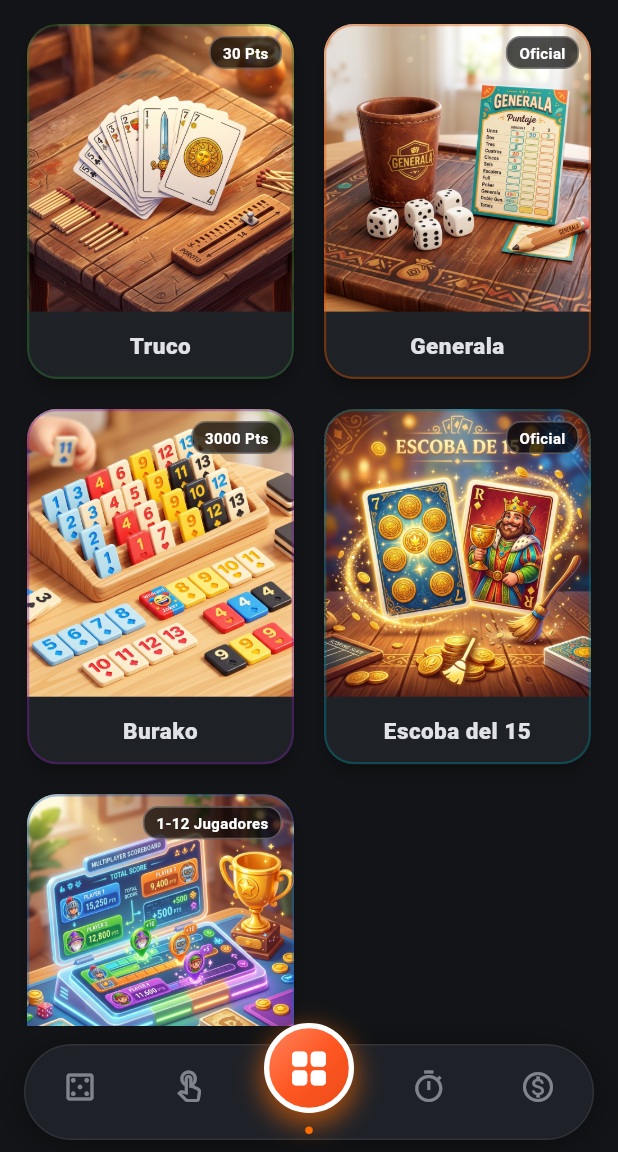
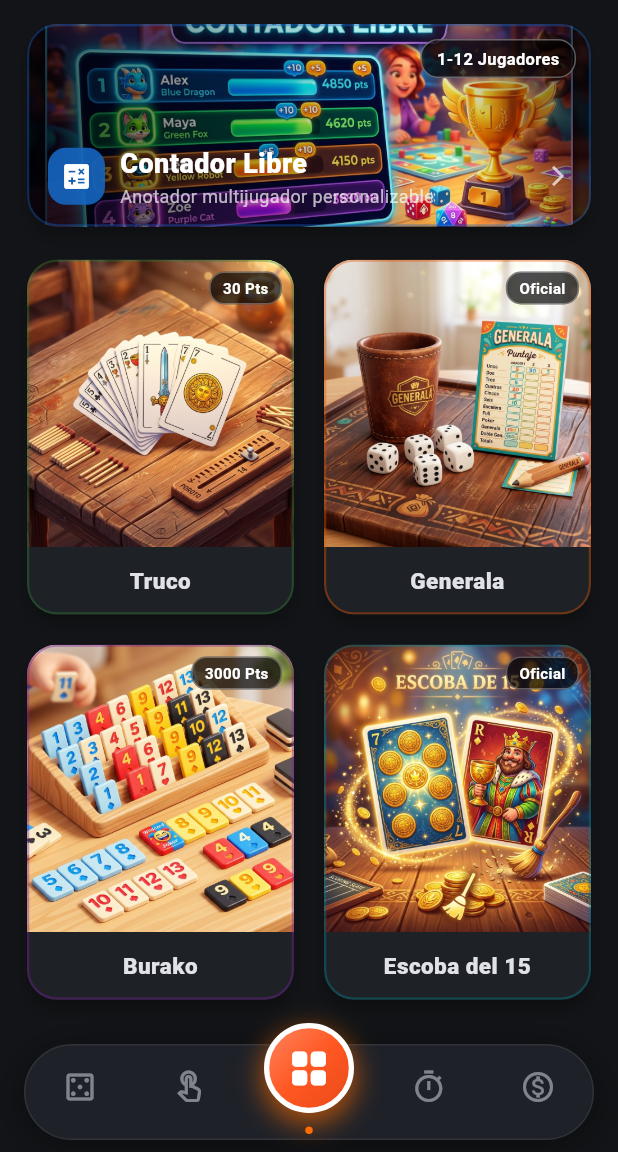
Before and after one commit to leobenveniste/omniverse-labs, a Flutter app: the screen it shows after launch, on a phone screen of 412 x 824 dp, the part 84-1236 px from its top. Run offline on Flutter 3.47's test engine with Material 3 defaults, Android fonts, the phone set to English and light mode, and no system bars; our stand-ins replace shared_preferences.

Commit message:
Add global persistent timer banner in MaterialApp root, make Truco matchsticks realistic wood with red sulfur heads, and display Contador Libre as wide top banner card

```diff
--- a/apps/central_de_juegos/lib/main.dart
+++ b/apps/central_de_juegos/lib/main.dart
@@ -1,6 +1,7 @@
 import 'package:flutter/material.dart';
 import 'theme/app_theme.dart';
 import 'screens/splash_screen.dart';
+import 'widgets/global_timer_banner.dart';
 
 void main() {
   WidgetsFlutterBinding.ensureInitialized();
@@ -31,6 +32,16 @@ class _CentralDeJuegosAppState extends State<CentralDeJuegosApp> {
       theme: AppTheme.lightTheme,
       darkTheme: AppTheme.darkTheme,
       themeMode: _themeMode,
+      builder: (context, child) {
+        return Scaffold(
+          body: Column(
+            children: [
+              const SafeArea(bottom: false, child: GlobalTimerBanner()),
+              Expanded(child: child ?? const SizedBox.shrink()),
+            ],
+          ),
+        );
+      },
       home: SplashScreen(
         onToggleTheme: _toggleTheme,
         isDarkMode: _themeMode == ThemeMode.dark,
--- a/apps/central_de_juegos/lib/screens/home_screen.dart
+++ b/apps/central_de_juegos/lib/screens/home_screen.dart
@@ -7,7 +7,6 @@ import '../widgets/dice_roller_widget.dart';
 import '../widgets/finger_roulette_widget.dart';
 import '../widgets/turn_timer_widget.dart';
 import '../widgets/coin_flipper_widget.dart';
-import '../widgets/global_timer_banner.dart';
 import '../widgets/custom_bottom_nav_bar.dart';
 import 'truco_screen.dart';
 import 'generala_screen.dart';
@@ -156,14 +155,7 @@ class _HomeScreenState extends State<HomeScreen> {
           ),
         ],
       ),
-      body: Column(
-        children: [
-          // Persistent global timer banner below AppBar
-          const GlobalTimerBanner(),
-
-          // Main Tab contents
-          Expanded(
-            child: IndexedStack(
+      body: IndexedStack(
         index: _currentNavIndex,
         children: [
           // 0: Dados
@@ -190,9 +182,6 @@ class _HomeScreenState extends State<HomeScreen> {
           ),
         ],
       ),
-          ),
-        ],
-      ),
       bottomNavigationBar: CustomBottomNavBar(
         selectedIndex: _currentNavIndex,
         onItemSelected: (idx) {
@@ -216,7 +205,17 @@ class _HomeScreenState extends State<HomeScreen> {
                 const SizedBox(height: 14),
               ],
 
-              // 2-Column Vertical Card Layout for Games
+              // 1. Contador Libre Wide Banner Card (Spans full width across 2 columns)
+              _buildWideBannerCard(
+                type: GameType.custom,
+                title: 'Contador Libre',
+                imageAsset: 'assets/images/cards/banner_custom.jpg',
+                color: const Color(0xFF1565C0),
+                badge: '1-12 Jugadores',
+              ),
+              const SizedBox(height: 14),
+
+              // 2. 2-Column Vertical Card Layout for the 4 Classic Games
               GridView.count(
                 crossAxisCount: 2,
                 shrinkWrap: true,
@@ -252,13 +251,6 @@ class _HomeScreenState extends State<HomeScreen> {
                     imageAsset: 'assets/images/cards/card_escoba.jpg',
                     color: const Color(0xFF00838F),
                     badge: 'Oficial',
-                  ),
-                  _buildVerticalGameCard(
-                    type: GameType.custom,
-                    title: 'Contador Libre',
-                    imageAsset: 'assets/images/cards/card_custom.jpg',
-                    color: const Color(0xFF1565C0),
-                    badge: '1-12 Jugadores',
                   ),
                 ],
               ),
@@ -328,6 +320,126 @@ class _HomeScreenState extends State<HomeScreen> {
               ),
             ),
           ],
+        ),
+      ),
+    );
+  }
+
+  Widget _buildWideBannerCard({
+    required GameType type,
+    required String title,
+    required String imageAsset,
+    required Color color,
+    required String badge,
+  }) {
+    final theme = Theme.of(context);
+    final isDark = theme.brightness == Brightness.dark;
+
+    return Card(
+      elevation: 4,
+      shape: RoundedRectangleBorder(
+        borderRadius: BorderRadius.circular(20),
+        side: BorderSide(
+          color: color.withOpacity(isDark ? 0.4 : 0.25),
+          width: 1.5,
+        ),
+      ),
+      clipBehavior: Clip.antiAlias,
+      child: InkWell(
+        onTap: () => _openGame(type),
+        child: SizedBox(
+          height: 135,
+          child: Stack(
+            fit: StackFit.expand,
+            children: [
+              // Background Banner Image
+              Image.asset(
+                imageAsset,
+                fit: BoxFit.cover,
+              ),
+              // Gradient scrim for contrast
+              Container(
+                decoration: BoxDecoration(
+                  gradient: LinearGradient(
+                    colors: [
+                      Colors.black.withOpacity(0.8),
+                      Colors.black.withOpacity(0.3),
+                      Colors.transparent,
+                      Colors.black.withOpacity(0.65),
+                    ],
+                    stops: const [0.0, 0.4, 0.7, 1.0],
+                    begin: Alignment.bottomLeft,
+                    end: Alignment.topRight,
+                  ),
+                ),
+              ),
+              // Badge Top Right
+              Positioned(
+                top: 10,
+                right: 10,
+                child: Container(
+                  padding: const EdgeInsets.symmetric(horizontal: 10, vertical: 4),
+                  decoration: BoxDecoration(
+                    color: Colors.black.withOpacity(0.7),
+                    borderRadius: BorderRadius.circular(12),
+                    border: Border.all(color: Colors.white.withOpacity(0.35)),
+                  ),
+                  child: Text(
+                    badge,
+                    style: const TextStyle(
+                      fontSize: 11,
+                      fontWeight: FontWeight.bold,
+                      color: Colors.white,
+                    ),
+                  ),
+                ),
+              ),
+              // Title & Details Bottom Left
+              Positioned(
+                bottom: 12,
+                left: 14,
+                right: 14,
+                child: Row(
+                  children: [
+                    Container(
+                      padding: const EdgeInsets.all(8),
+                      decoration: BoxDecoration(
+                        color: color.withOpacity(0.9),
+                        borderRadius: BorderRadius.circular(12),
+                      ),
+                      child: const Icon(Icons.calculate, color: Colors.white, size: 22),
+                    ),
+                    const SizedBox(width: 10),
+                    Expanded(
+                      child: Column(
+                        crossAxisAlignment: CrossAxisAlignment.start,
+                        mainAxisSize: MainAxisSize.min,
+                        children: [
+                          Text(
+                            title,
+                            style: const TextStyle(
+                              fontSize: 18,
+                              fontWeight: FontWeight.w900,
+                              color: Colors.white,
+                              letterSpacing: 0.3,
+                            ),
+                          ),
+                          const Text(
+                            'Anotador multijugador personalizable',
+                            style: TextStyle(
+                              fontSize: 12,
+                              color: Colors.white70,
+                            ),
+                          ),
+                        ],
+                      ),
+                    ),
+                    const Icon(Icons.arrow_forward_ios, color: Colors.white70, size: 16),
+                  ],
+                ),
+              ),
+            ],
+          ),
         ),
       ),
     );
```
Also changed, not shown: apps/central_de_juegos/lib/widgets/matchstick_painter.dart (+59 -39 lines), apps/central_de_juegos/assets/images/cards/banner_custom.jpg (added). Lines whose indentation alone changed are shown as unchanged.
